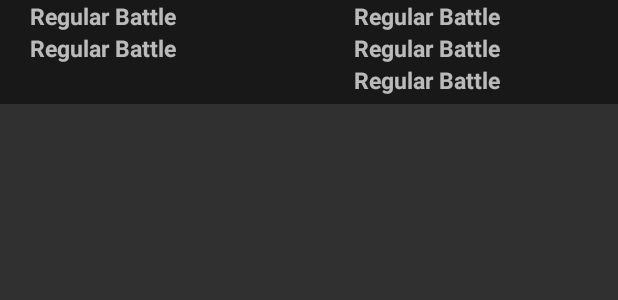
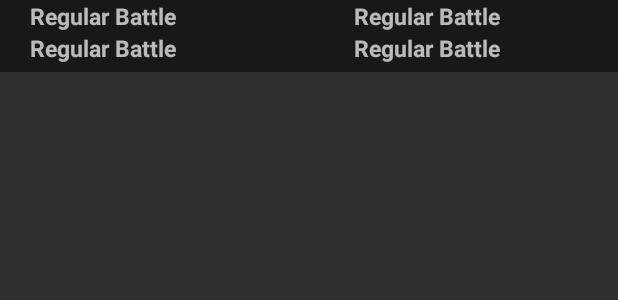
Before and after one commit to kazukioishi/IkaStageWidget, an Android app: the layout ikawidget_layout.xml on its own in the app's theme, with its tools: preview values and no code run, on a phone screen of 412 x 824 dp. Shown: the top 300 px of the screen. Run offline under Robolectric (Android 15) with nearby library versions, the phone set to English and light mode, and no system bars.

Commit message:
ウィジェットサイズ調整

```diff
--- a/app/src/main/res/layout/ikawidget_layout.xml
+++ b/app/src/main/res/layout/ikawidget_layout.xml
@@ -51,14 +51,6 @@
                 android:layout_marginStart="20dp"
                 android:textStyle="bold"
                 android:textSize="15sp"/>
-        <TextView
-                android:id="@+id/gachi_battle_rule_textview"
-                android:layout_width="wrap_content"
-                android:layout_height="wrap_content"
-                android:text="@string/regularmatch"
-                android:layout_marginStart="20dp"
-                android:textStyle="bold"
-                android:textSize="15sp"/>
         <ImageView android:id="@+id/time_text_imageview" android:layout_width="wrap_content" android:layout_height="wrap_content" android:layout_marginTop="5dp" />
     </LinearLayout>
 </LinearLayout>
--- a/app/src/main/res/xml/ikawidget_provider.xml
+++ b/app/src/main/res/xml/ikawidget_provider.xml
@@ -1,7 +1,7 @@
 <?xml version="1.0" encoding="utf-8"?>
 <appwidget-provider xmlns:android="http://schemas.android.com/apk/res/android"
                     android:initialLayout="@layout/ikawidget_layout"
-                    android:minHeight="110dp"
-                    android:minWidth="292dp"
+                    android:minHeight="40dp"
+                    android:minWidth="250dp"
                     android:previewImage="@mipmap/ic_launcher"
                     android:updatePeriodMillis="1000000" />
```
Also changed, not shown: app/src/main/kotlin/xyz/myskng/ikastagewidget/service/WidgetUpdaterService.kt (+6 -7 lines).
